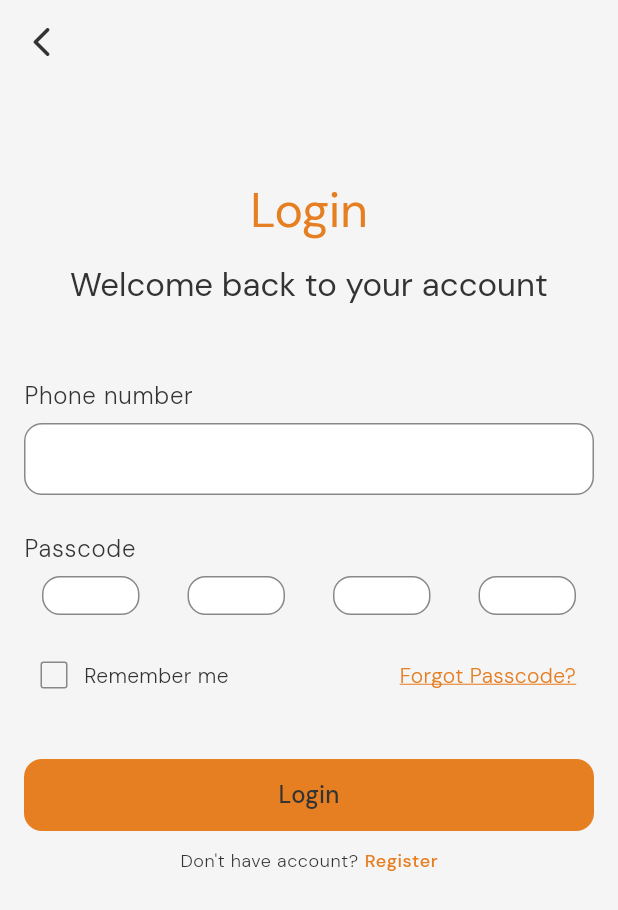
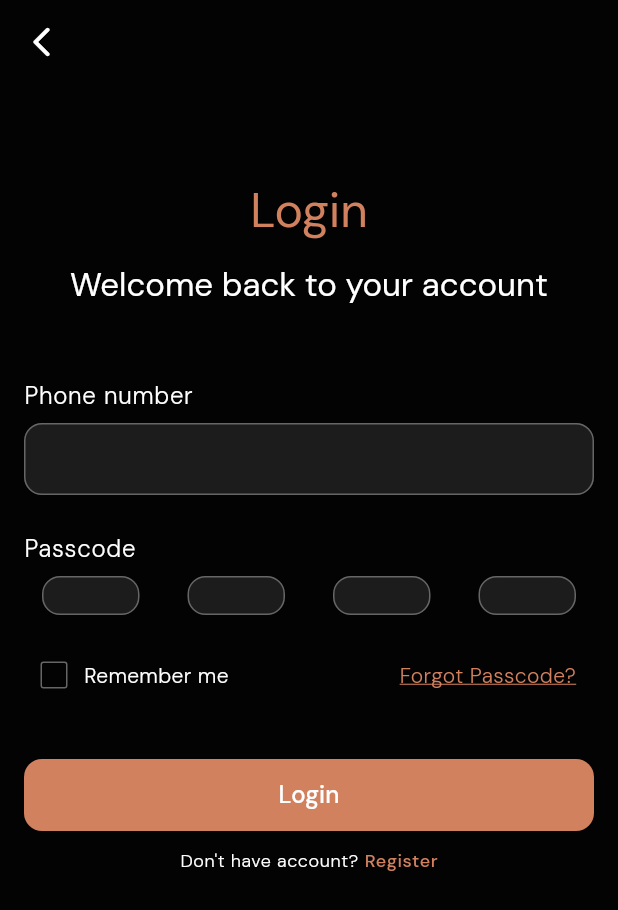
Before and after one commit to JuzuliMP/swift_checkin, a Flutter app: the screen it shows after launch, on a phone screen of 412 x 824 dp. Shown: the top 910 px of the screen. Run offline on Flutter 3.47's test engine with Material 3 defaults, Android fonts, the phone set to English and light mode, and no system bars; drawn by our look-alikes of pinput; our stand-ins replace equatable, flutter_bloc, flutter_svg.

Commit message:
refactor: update theme management by renaming color constants and improving theme data structure

```diff
--- a/lib/core/theme/app_theme.dart
+++ b/lib/core/theme/app_theme.dart
@@ -1,176 +1,146 @@
 import 'package:flutter/material.dart';
 
+/// AppTheme provides light and dark [ThemeData] for the application.
+/// It centralizes color and style definitions for consistency and maintainability.
 class AppTheme {
   // Dark Theme Colors
-  static const Color darkBackground = Color(0xFF030303);
-  static const Color darkSurface = Color(0xFF1C1C1C);
-  static const Color darkPrimary = Color(0xFFD2815E);
-  static const Color darkOnPrimary = Colors.white;
-  static const Color darkOnSurface = Colors.white;
-  static const Color darkSecondary = Color(0xFF666666);
+  static const _darkBackground = Color(0xFF030303);
+  static const _darkSurface = Color(0xFF1C1C1C);
+  static const _darkPrimary = Color(0xFFD2815E);
+  static const _darkOnPrimary = Colors.white;
+  static const _darkOnSurface = Colors.white;
+  static const _darkSecondary = Color(0xFF666666);
 
   // Light Theme Colors
-  static const Color lightBackground = Color(0xFFF5F5F5);
-  static const Color lightSurface = Colors.white;
-  static const Color lightPrimary = Color(0xFFE67E22);
-  static const Color lightOnPrimary = Colors.white;
-  static const Color lightOnSurface = Color(0xFF333333);
-  static const Color lightSecondary = Color(0xFF888888);
+  static const _lightBackground = Color(0xFFF5F5F5);
+  static const _lightSurface = Colors.white;
+  static const _lightPrimary = Color(0xFFE67E22);
+  static const _lightOnPrimary = Colors.white;
+  static const _lightOnSurface = Color(0xFF333333);
+  static const _lightSecondary = Color(0xFF888888);
 
-  static ThemeData get lightTheme {
-    return ThemeData(
+  /// Returns the light [ThemeData].
+  static ThemeData get lightTheme => ThemeData(
         fontFamily: 'DMSans',
         useMaterial3: true,
         brightness: Brightness.light,
         colorScheme: const ColorScheme.light(
-        primary: lightPrimary,
-        onPrimary: lightOnPrimary,
-        surface: lightSurface,
-        onSurface: lightOnSurface,
-        secondary: lightSecondary,
+          primary: _lightPrimary,
+          onPrimary: _lightOnPrimary,
+          surface: _lightSurface,
+          onSurface: _lightOnSurface,
+          secondary: _lightSecondary,
         ),
-      scaffoldBackgroundColor: lightBackground,
+        scaffoldBackgroundColor: _lightBackground,
         appBarTheme: const AppBarTheme(
-        backgroundColor: lightBackground,
-        foregroundColor: lightOnSurface,
+          backgroundColor: _lightBackground,
+          foregroundColor: _lightOnSurface,
           elevation: 0,
         ),
-      elevatedButtonTheme: ElevatedButtonThemeData(
+        elevatedButtonTheme:
+            _elevatedButtonTheme(_lightPrimary, _lightOnPrimary),
+        inputDecorationTheme: _inputDecorationTheme(
+          fillColor: _lightSurface,
+          borderColor: _lightSecondary,
+          focusedBorderColor: _lightPrimary,
+        ),
+        snackBarTheme: _snackBarTheme(const Color(0xFFE74C3C)),
+        dropdownMenuTheme: DropdownMenuThemeData(
+          inputDecorationTheme: _inputDecorationTheme(
+            fillColor: _lightSurface,
+            borderColor: _lightSecondary,
+            focusedBorderColor: _lightPrimary,
+          ),
+        ),
+      );
+
+  /// Returns the dark [ThemeData].
+  static ThemeData get darkTheme => ThemeData(
+        fontFamily: 'DMSans',
+        useMaterial3: true,
+        brightness: Brightness.dark,
+        colorScheme: const ColorScheme.dark(
+          primary: _darkPrimary,
+          onPrimary: _darkOnPrimary,
+          surface: _darkSurface,
+          onSurface: _darkOnSurface,
+          secondary: _darkSecondary,
+        ),
+        scaffoldBackgroundColor: _darkBackground,
+        appBarTheme: const AppBarTheme(
+          backgroundColor: _darkBackground,
+          foregroundColor: _darkOnSurface,
+          elevation: 0,
+        ),
+        elevatedButtonTheme: _elevatedButtonTheme(_darkPrimary, _darkOnPrimary),
+        inputDecorationTheme: _inputDecorationTheme(
+          fillColor: _darkSurface,
+          borderColor: _darkSecondary,
+          focusedBorderColor: _darkPrimary,
+        ),
+        snackBarTheme: _snackBarTheme(const Color(0xFFB00020)),
+        bottomNavigationBarTheme: const BottomNavigationBarThemeData(
+          backgroundColor: _darkBackground,
+          selectedItemColor: _darkPrimary,
+          unselectedItemColor: _darkSecondary,
+        ),
+        dropdownMenuTheme: DropdownMenuThemeData(
+          inputDecorationTheme: _inputDecorationTheme(
+            fillColor: _darkSurface,
+            borderColor: _darkSecondary,
+            focusedBorderColor: _darkPrimary,
+          ),
+        ),
+      );
+
+  /// Returns a reusable [ElevatedButtonThemeData].
+  static ElevatedButtonThemeData _elevatedButtonTheme(
+          Color background, Color foreground) =>
+      ElevatedButtonThemeData(
         style: ElevatedButton.styleFrom(
           elevation: 0,
-          backgroundColor: lightPrimary,
-          foregroundColor: lightOnPrimary,
+          backgroundColor: background,
+          foregroundColor: foreground,
           padding: const EdgeInsets.symmetric(vertical: 12),
           shape: RoundedRectangleBorder(
             borderRadius: BorderRadius.circular(12),
           ),
         ),
-      ),
-      inputDecorationTheme: InputDecorationTheme(
+      );
+
+  /// Returns a reusable [InputDecorationTheme].
+  static InputDecorationTheme _inputDecorationTheme({
+    required Color fillColor,
+    required Color borderColor,
+    required Color focusedBorderColor,
+  }) =>
+      InputDecorationTheme(
         filled: true,
-        fillColor: lightSurface,
+        fillColor: fillColor,
         contentPadding: const EdgeInsets.all(12),
         border: OutlineInputBorder(
           borderRadius: BorderRadius.circular(12),
-          borderSide: const BorderSide(color: lightSecondary),
+          borderSide: BorderSide(color: borderColor),
         ),
         enabledBorder: OutlineInputBorder(
           borderRadius: BorderRadius.circular(12),
-          borderSide: const BorderSide(color: lightSecondary),
+          borderSide: BorderSide(color: borderColor),
         ),
         focusedBorder: OutlineInputBorder(
           borderRadius: BorderRadius.circular(12),
-          borderSide: const BorderSide(color: lightPrimary),
+          borderSide: BorderSide(color: focusedBorderColor),
         ),
-      ),
-      snackBarTheme: const SnackBarThemeData(
-        backgroundColor: Color(0xFFE74C3C), // Light error red
-        contentTextStyle: TextStyle(color: Colors.white, fontFamily: 'DMSans'),
+      );
+
+  /// Returns a reusable [SnackBarThemeData].
+  static SnackBarThemeData _snackBarTheme(Color backgroundColor) =>
+      SnackBarThemeData(
+        backgroundColor: backgroundColor,
+        contentTextStyle:
+            const TextStyle(color: Colors.white, fontFamily: 'DMSans'),
         behavior: SnackBarBehavior.floating,
-        shape: RoundedRectangleBorder(
+        shape: const RoundedRectangleBorder(
           borderRadius: BorderRadius.all(Radius.circular(12)),
-        ),
-      ),
-      dropdownMenuTheme: DropdownMenuThemeData(
-          inputDecorationTheme: InputDecorationTheme(
-            filled: true,
-            fillColor: lightSurface,
-            contentPadding: const EdgeInsets.all(12),
-            border: OutlineInputBorder(
-              borderRadius: BorderRadius.circular(12),
-              borderSide: const BorderSide(color: lightSecondary),
-            ),
-            enabledBorder: OutlineInputBorder(
-              borderRadius: BorderRadius.circular(12),
-              borderSide: const BorderSide(color: lightSecondary),
-            ),
-            focusedBorder: OutlineInputBorder(
-              borderRadius: BorderRadius.circular(12),
-              borderSide: const BorderSide(color: lightPrimary),
-            ),
-          )
         ),
       );
 }
-
-  static ThemeData get darkTheme {
-    return ThemeData(
-      fontFamily: 'DMSans',
-      useMaterial3: true,
-      brightness: Brightness.dark,
-      colorScheme: const ColorScheme.dark(
-        primary: darkPrimary,
-        onPrimary: darkOnPrimary,
-        surface: darkSurface,
-        onSurface: darkOnSurface,
-        secondary: darkSecondary,
-      ),
-      scaffoldBackgroundColor: darkBackground,
-      appBarTheme: const AppBarTheme(
-        backgroundColor: darkBackground,
-        foregroundColor: darkOnSurface,
-        elevation: 0,
-      ),
-      elevatedButtonTheme: ElevatedButtonThemeData(
-        style: ElevatedButton.styleFrom(
-          elevation: 0,
-          backgroundColor: darkPrimary,
-          foregroundColor: darkOnPrimary,
-          padding: const EdgeInsets.symmetric(vertical: 12),
-          shape: RoundedRectangleBorder(
-            borderRadius: BorderRadius.circular(12),
-          ),
-        ),
-      ),
-      inputDecorationTheme: InputDecorationTheme(
-        filled: true,
-        fillColor: darkSurface,
-        contentPadding: const EdgeInsets.all(12),
-        border: OutlineInputBorder(
-          borderRadius: BorderRadius.circular(12),
-          borderSide: const BorderSide(color: darkSecondary),
-        ),
-        enabledBorder: OutlineInputBorder(
-          borderRadius: BorderRadius.circular(12),
-          borderSide: const BorderSide(color: darkSecondary),
-        ),
-        focusedBorder: OutlineInputBorder(
-          borderRadius: BorderRadius.circular(12),
-          borderSide: const BorderSide(color: darkPrimary),
-        ),
-      ),
-      snackBarTheme: const SnackBarThemeData(
-        backgroundColor: Color(0xFFB00020), // Dark error red
-        contentTextStyle: TextStyle(color: Colors.white, fontFamily: 'DMSans'),
-        behavior: SnackBarBehavior.floating,
-        shape: RoundedRectangleBorder(
-          borderRadius: BorderRadius.all(Radius.circular(12)),
-        ),
-      ),
-      bottomNavigationBarTheme: const BottomNavigationBarThemeData(
-        backgroundColor: darkBackground,
-        selectedItemColor: darkPrimary,
-        unselectedItemColor: darkSecondary,
-      ),
-      dropdownMenuTheme: DropdownMenuThemeData(
-        inputDecorationTheme: InputDecorationTheme(
-          filled: true,
-          fillColor: darkSurface,
-          contentPadding: const EdgeInsets.all(12),
-          border: OutlineInputBorder(
-            borderRadius: BorderRadius.circular(12),
-            borderSide: const BorderSide(color: darkSecondary),
-          ),
-          enabledBorder: OutlineInputBorder(
-            borderRadius: BorderRadius.circular(12),
-            borderSide: const BorderSide(color: darkSecondary),
-          ),
-          focusedBorder: OutlineInputBorder(
-            borderRadius: BorderRadius.circular(12),
-            borderSide: const BorderSide(color: darkPrimary),
-          ),
-        )
-      ),
-    );
-  }
-}
--- a/lib/main.dart
+++ b/lib/main.dart
@@ -25,7 +25,7 @@ class MyApp extends StatelessWidget {
         title: 'Swift Checkin',
         theme: AppTheme.lightTheme,
         darkTheme: AppTheme.darkTheme,
-        themeMode: ThemeMode.system,
+        themeMode: ThemeMode.dark,
         initialRoute: AppRoutes.login,
         routes: AppRoutes.routes,
         debugShowCheckedModeBanner: false,
```
Lines whose indentation alone changed are shown as unchanged.
